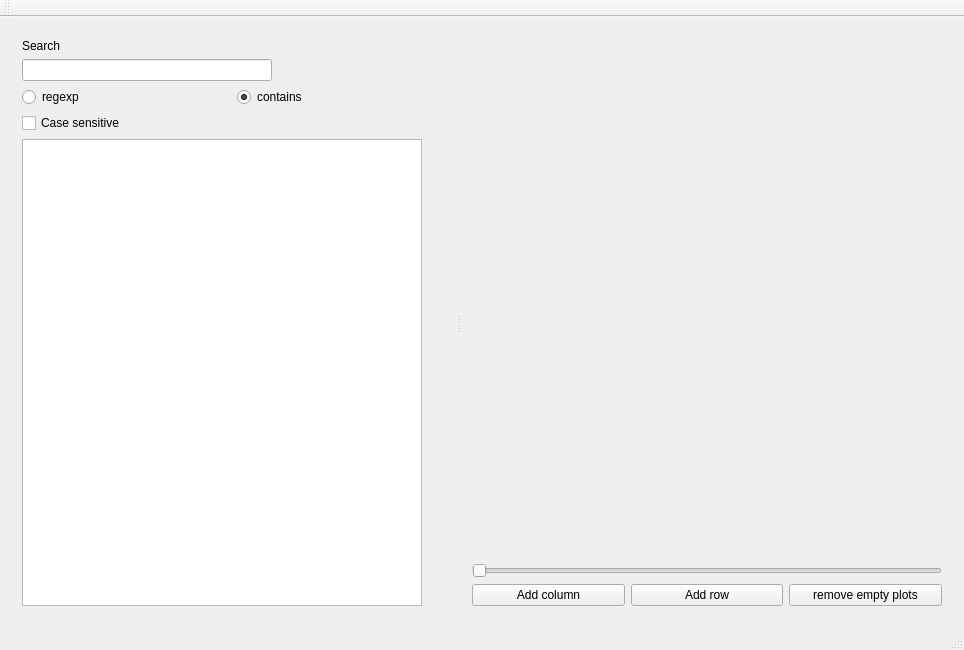
Old version of the form mainwindow.ui in the repository ziparker/PlotJuggler.
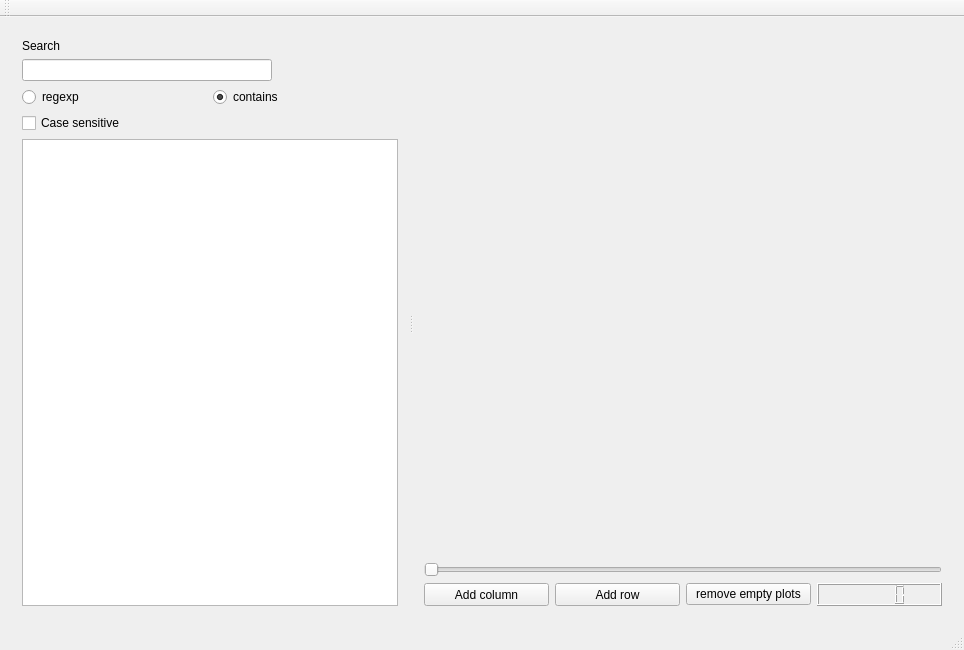
New version of the form.

```diff
--- a/mainwindow.ui
+++ b/mainwindow.ui
@@ -233,6 +233,9 @@
             </property>
            </widget>
           </item>
+          <item>
+           <widget class="QLCDNumber" name="lcdNumber"/>
+          </item>
          </layout>
         </item>
        </layout>
```
